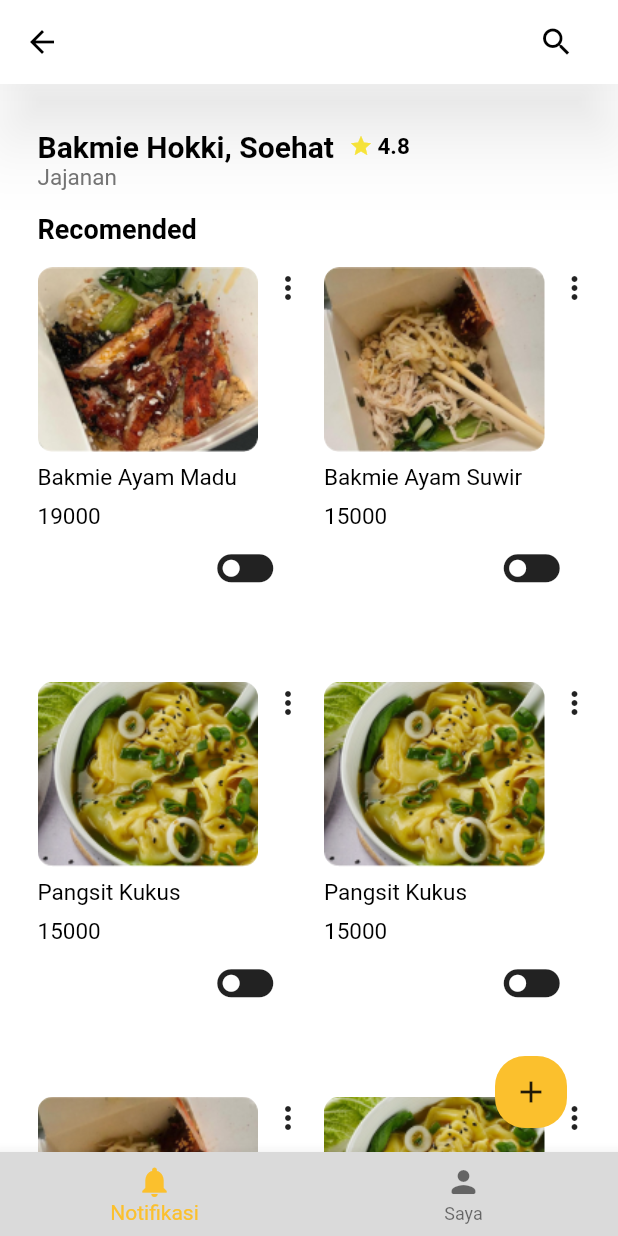
After one commit to jenaarrr1111/umik-App, a Flutter app: the SellerHomeScreen screen opened by its route, on a phone screen of 412 x 824 dp. The commit adds this screen. Run offline on Flutter 3.47's test engine with Material 2 defaults, Android fonts, the phone set to English and light mode, and no system bars; our stand-ins replace flutter_svg; Roboto replaces fonts that are missing (Muli).

Commit message:
Buat halaman beranda untuk penjual. File halaman beranda dibagi jadi file untuk body, floating action button, dan bottom navigation.

```diff
--- a/lib/routes.dart
+++ b/lib/routes.dart
@@ -5,6 +5,7 @@ import 'package:umik/screens/details/details_screen.dart';
 import 'package:umik/screens/forgot_password/forgot_password_screen.dart';
 import 'package:umik/screens/home/home_screen.dart';
 import 'package:umik/screens/otp/otp_screen.dart';
+import 'package:umik/screens/penjual/home/home_screen.dart';
 import 'package:umik/screens/penjual/seller_sign_up/seller_sign_up_screen.dart';
 import 'package:umik/screens/profile/components/nama/nama_screen.dart';
 import 'package:umik/screens/profile/profile_screen.dart';
@@ -34,5 +35,6 @@ final Map<String, WidgetBuilder> routes = {
 
   //penjual
   SellerWelcomeScreen.routeName: (context) => SellerWelcomeScreen(),
-  SellerSignUpScreen.routeName: (context) => SellerSignUpScreen()
+  SellerSignUpScreen.routeName: (context) => SellerSignUpScreen(),
+  SellerHomeScreen.routeName: (context) => SellerHomeScreen(),
 };
--- /dev/null
+++ b/lib/screens/penjual/home/components/body.dart
@@ -0,0 +1,128 @@
+import 'package:flutter/material.dart';
+import 'package:umik/constants.dart';
+import 'package:umik/screens/penjual/home/components/seller_menu_gridview.dart';
+
+class SellerBody extends StatelessWidget {
+  SellerBody({super.key});
+
+  final List<Map<String, dynamic>> dataProduk = [
+      {
+        'nama_menu': 'Bakmie Ayam Madu',
+        'thumbnail': 'assets/images/bakmie_ayam_madu.png',
+        'harga': 19000,
+      },
+      {
+        'nama_menu': 'Bakmie Ayam Suwir',
+        'thumbnail': 'assets/images/bakmie_ayam_suwir.png',
+        'harga': 15000,
+      },
+      {
+        'nama_menu': 'Pangsit Kukus',
+        'thumbnail': 'assets/images/pangsit_kukus.png',
+        'harga': 15000,
+      },
+      {
+        'nama_menu': 'Pangsit Kukus',
+        'thumbnail': 'assets/images/pangsit_kukus.png',
+        'harga': 15000,
+      },
+      {
+        'nama_menu': 'Bakmie Ayam Suwir',
+        'thumbnail': 'assets/images/bakmie_ayam_suwir.png',
+        'harga': 15000,
+      },
+      {
+        'nama_menu': 'Pangsit Kukus',
+        'thumbnail': 'assets/images/pangsit_kukus.png',
+        'harga': 15000,
+      },
+      {
+        'nama_menu': 'Bakmie Ayam Suwir',
+        'thumbnail': 'assets/images/bakmie_ayam_suwir.png',
+        'harga': 15000,
+      },
+      {
+        'nama_menu': 'Bakmie Ayam Madu',
+        'thumbnail': 'assets/images/bakmie_ayam_madu.png',
+        'harga': 19000,
+      },
+      {
+        'nama_menu': 'Bakmie Ayam Suwir',
+        'thumbnail': 'assets/images/bakmie_ayam_suwir.png',
+        'harga': 15000,
+      },
+];
+
+  @override
+  Widget build(BuildContext context) {
+    return ListView(
+      scrollDirection: Axis.vertical,
+      padding: const EdgeInsets.symmetric(horizontal: 25, vertical: 30),
+      children: [
+        Row(
+          children: const [
+            Text(
+              'Bakmie Hokki, Soehat',
+              style: TextStyle(
+                fontSize: 20,
+                fontWeight: FontWeight.bold,
+              ),
+            ),
+            Padding(
+              padding: EdgeInsets.only(left: 10, right: 3.0),
+              child: Icon(
+                Icons.star,
+                color: Colors.yellow,
+                size: 16,
+              ),
+            ),
+            Text( // Rating UMKM
+              '4.8',
+              style: TextStyle(
+                fontSize: 15,
+                fontWeight: FontWeight.bold,
+              ),
+            ),
+          ],
+        ),
+        const Text(
+          "Jajanan",
+          style: TextStyle(
+            fontSize: 15,
+            color: kTextSecondColor,
+          ),
+        ),
+        const SizedBox(height: 15),
+        const Text(
+          'Recomended',
+          style: TextStyle(
+            fontSize: 18,
+            fontWeight: FontWeight.bold,
+          ),
+        ),
+        const SizedBox(height: 15),
+        Expanded(
+          child: GridView.builder(
+            shrinkWrap: true,
+            physics: const NeverScrollableScrollPhysics(),
+            gridDelegate: const SliverGridDelegateWithMaxCrossAxisExtent(
+              maxCrossAxisExtent: 200,
+              childAspectRatio: 2 / 3,
+              crossAxisSpacing: 20,
+              mainAxisSpacing: 20,
+            ),
+            itemCount: dataProduk.length,
+            itemBuilder: (_, index) {
+              return SellerMenuGridView(
+                namaMenu: dataProduk[index]['nama_menu'].toString(),
+                thumbnail: dataProduk[index]['thumbnail'].toString(),
+                harga: dataProduk[index]['harga'].toString(),
+              );
+            }
+          ),
+        )
+      ],
+
+    );
+  }
+}
--- /dev/null
+++ b/lib/screens/penjual/home/components/seller_bottom_navbar.dart
@@ -0,0 +1,26 @@
+import 'package:flutter/material.dart';
+import 'package:umik/constants.dart';
+
+class SellerBottomNavbar extends StatelessWidget {
+  const SellerBottomNavbar({super.key});
+
+  @override
+  Widget build(BuildContext context) {
+    return BottomNavigationBar(
+      backgroundColor: const Color(0xFFDADADA),
+      selectedItemColor: kPrimaryColor,
+      items: const <BottomNavigationBarItem>[
+        BottomNavigationBarItem(
+          icon: Icon(Icons.notifications),
+          label: 'Notifikasi',
+        ),
+        BottomNavigationBarItem(
+          // Icon dari figma di export ke svg
+          icon: Icon(Icons.person_rounded),
+          // icon: Image.asset('assets/icons/person_icon.svg'),
+          label: 'Saya',
+        ),
+      ],
+    );
+  }
+}
--- /dev/null
+++ b/lib/screens/penjual/home/components/seller_fab.dart
@@ -0,0 +1,43 @@
+import 'package:flutter/material.dart';
+import 'package:umik/constants.dart';
+
+class SellerFAB extends StatelessWidget {
+  const SellerFAB({super.key});
+
+  @override
+  Widget build(BuildContext context) {
+    return Container(
+      decoration: BoxDecoration(
+        color: kPrimaryColor,
+        borderRadius: BorderRadius.circular(20)
+      ),
+      margin: const EdgeInsets.only(right: 18),
+      child: PopupMenuButton<String>(
+        offset: const Offset(0, -130),
+        color: Colors.white,
+        icon: const Icon(Icons.add),
+        padding: const EdgeInsets.symmetric(
+          horizontal: 8,
+          vertical: 2),
+        // Return PopupMenuEntry with String as value
+        itemBuilder: (BuildContext context) => <PopupMenuEntry<String>>[
+          const PopupMenuItem<String>(
+            value: 'Tambah Produk',
+            child: Text('Tambah Produk'),
+          ),
+          const PopupMenuItem<String>(
+            value: 'Buat Promo',
+            child: Text('Buat Promo'),
+          ),
+        ],
+        onSelected: (value) {
+          if (value == 'Tambah Produk') {
+            print(value);
+          } else if (value == 'Buat Promo') {
+            print(value);
+          }
+        },
+      ),
+    );
+  }
+}
--- /dev/null
+++ b/lib/screens/penjual/home/components/seller_menu_gridview.dart
@@ -0,0 +1,97 @@
+import 'package:flutter/material.dart';
+import 'package:umik/constants.dart';
+
+class SellerMenuGridView extends StatefulWidget {
+  final String namaMenu, thumbnail, harga;
+
+  const SellerMenuGridView({
+    Key? key,
+    required this.namaMenu,
+    required this.thumbnail,
+    required this.harga,
+  }) : super(key: key);
+
+  @override
+  State<SellerMenuGridView> createState() => _SellerMenuGridViewState();
+}
+
+class _SellerMenuGridViewState extends State<SellerMenuGridView> {
+  bool isOn = false;
+
+  @override
+  Widget build(BuildContext context) {
+    return Column(
+      crossAxisAlignment: CrossAxisAlignment.start,
+      children: [
+        Row(
+          crossAxisAlignment: CrossAxisAlignment.start,
+          children: [
+            Expanded(
+              child: ClipRRect(
+                borderRadius: BorderRadius.circular(10),
+                child: Image.asset(
+                  widget.thumbnail,
+                  fit: BoxFit.cover,
+                ),
+              ),
+            ),
+            SizedBox(
+              width: 24,
+              height: 24,
+              child: PopupMenuButton<String>(
+                icon: const Icon(Icons.more_vert),
+                padding: const EdgeInsets.symmetric(horizontal: 8, vertical: 2),
+                offset: const Offset(0, 30),
+                // Return PopupMenuEntry with String as value
+                itemBuilder: (BuildContext context) => <PopupMenuEntry<String>>[
+                  const PopupMenuItem<String>(
+                    value: 'Edit',
+                    child: Text('Edit'),
+                  ),
+                  const PopupMenuItem<String>(
+                    value: 'Hapus',
+                    child: Text('Hapus'),
+                  ),
+                ],
+              ),
+            ),
+          ],
+        ),
+        const SizedBox(
+          height: 8,
+        ),
+        Text(
+          widget.namaMenu,
+          style: const TextStyle(
+            fontSize: 15,
+          ),
+        ),
+        const SizedBox(
+          height: 8,
+        ),
+        Text(
+          widget.harga,
+          style: const TextStyle(
+            fontSize: 15,
+          ),
+        ),
+        Align(
+          alignment: Alignment.centerRight,
+          child: IconButton(
+            padding: const EdgeInsets.only(right: 10),
+            iconSize: 45.0,
+            alignment: const Alignment(-1, 1),
+            icon: isOn
+                ? const Icon(Icons.toggle_on_rounded, color: kPrimaryColor)
+                : const Icon(Icons.toggle_off_rounded),
+            onPressed: () {
+              setState(() {
+                isOn = !isOn;
+              });
+            },
+          ),
+        )
+      ],
+    );
+  }
+}
--- /dev/null
+++ b/lib/screens/penjual/home/home_screen.dart
@@ -0,0 +1,32 @@
+import 'package:flutter/material.dart';
+import 'package:umik/screens/penjual/home/components/body.dart';
+import 'package:umik/screens/penjual/home/components/seller_bottom_navbar.dart';
+import 'package:umik/screens/penjual/home/components/seller_fab.dart';
+
+class SellerHomeScreen extends StatelessWidget {
+  const SellerHomeScreen({super.key});
+
+  static String routeName = "/seller_home";
+
+  @override
+  Widget build(BuildContext context) {
+    return Scaffold(
+      appBar: AppBar(
+        actions: <Widget>[
+          Container(
+            padding: const EdgeInsets.symmetric(horizontal: 17),
+            child: IconButton(
+              onPressed: () {},
+              icon: const Icon(Icons.search),
+            ),
+          ),
+        ],
+        shadowColor: Colors.black45,
+        elevation: 20,
+      ),
+      body: SellerBody(),
+      floatingActionButton: const SellerFAB(),
+      bottomNavigationBar: const SellerBottomNavbar(),
+    );
+  }
+}
```
Also changed, not shown: assets/images/bakmie_ayam_madu.png (added), assets/images/bakmie_ayam_suwir.png (added), assets/images/pangsit_kukus.png (added).
